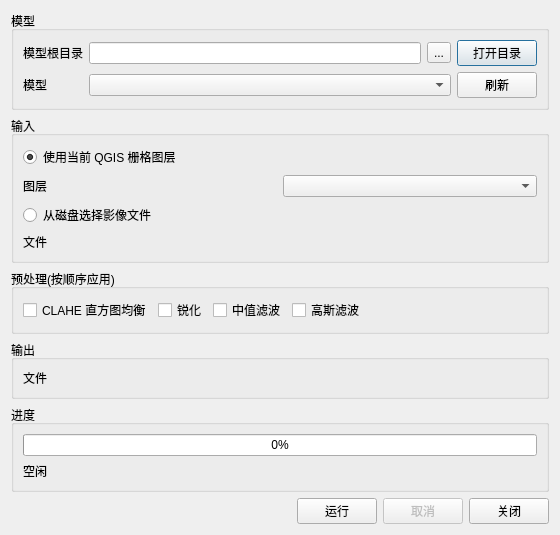
This is land_cover_classification/land_cover_classification_dialog_base.ui in ZDongFan/semantic_segmentation as Qt 5 draws it before an edit. The edited form follows.
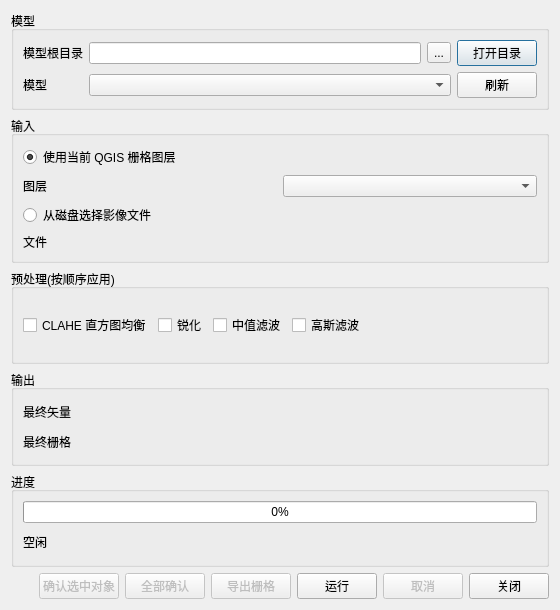
This is the edited form. Custom widgets are drawn as their Qt base class.

Commit message: 将推理结果由原来的三色图改为矢量化草稿图，之后再由用户编辑、标记确认和导出

Patch:
```diff
--- a/land_cover_classification/land_cover_classification_dialog_base.ui
+++ b/land_cover_classification/land_cover_classification_dialog_base.ui
@@ -7,7 +7,7 @@
     <x>0</x>
     <y>0</y>
     <width>560</width>
-    <height>520</height>
+    <height>610</height>
    </rect>
   </property>
   <property name="windowTitle">
@@ -169,13 +169,23 @@
       <item row="0" column="0">
        <widget class="QLabel" name="outputFileLabel">
         <property name="text">
-         <string>文件</string>
+         <string>最终矢量</string>
         </property>
        </widget>
       </item>
       <item row="0" column="1">
        <widget class="QgsFileWidget" name="outputFileWidget"/>
       </item>
+      <item row="1" column="0">
+       <widget class="QLabel" name="rasterFileLabel">
+        <property name="text">
+         <string>最终栅格</string>
+        </property>
+       </widget>
+      </item>
+      <item row="1" column="1">
+       <widget class="QgsFileWidget" name="rasterFileWidget"/>
+      </item>
      </layout>
     </widget>
    </item>
@@ -217,6 +227,36 @@
        </property>
       </spacer>
      </item>
+     <item>
+      <widget class="QPushButton" name="confirmSelectedBtn">
+       <property name="enabled">
+        <bool>false</bool>
+       </property>
+       <property name="text">
+        <string>确认选中对象</string>
+       </property>
+      </widget>
+     </item>
+     <item>
+      <widget class="QPushButton" name="confirmAllBtn">
+       <property name="enabled">
+        <bool>false</bool>
+       </property>
+       <property name="text">
+        <string>全部确认</string>
+       </property>
+      </widget>
+     </item>
+     <item>
+      <widget class="QPushButton" name="exportRasterBtn">
+       <property name="enabled">
+        <bool>false</bool>
+       </property>
+       <property name="text">
+        <string>导出栅格</string>
+       </property>
+      </widget>
+     </item>
      <item>
       <widget class="QPushButton" name="runBtn">
        <property name="text">
```
The commit also changes 4 other files.
